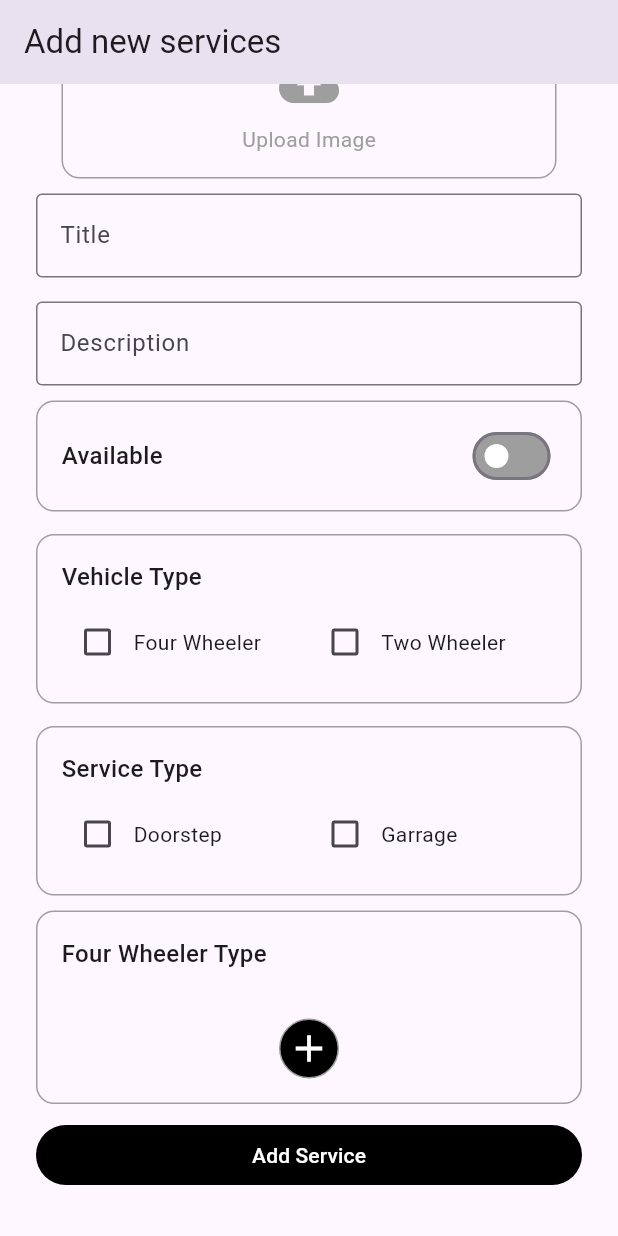
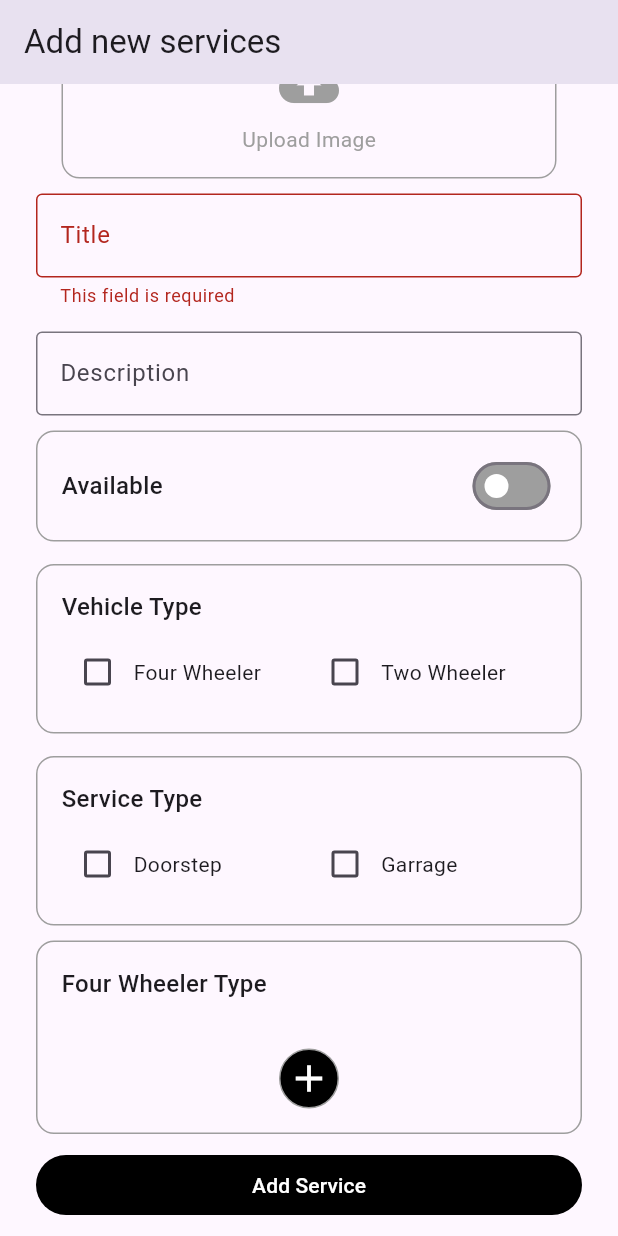
Before and after one commit to DVLPR-DARSHANKALE/formvalidation, a Flutter app: the screen it shows after launch, scrolled down 57 dp, after a tap on "Add Service", on a phone screen of 412 x 824 dp. Run offline on Flutter 3.47's test engine with Material 3 defaults, Android fonts, the phone set to English and light mode, and no system bars; our stand-ins replace bloc, equatable, flutter_bloc, image_picker, logger.

Commit message:
final code

```diff
--- a/lib/core/const/controller.dart
+++ b/lib/core/const/controller.dart
@@ -2,14 +2,13 @@ import 'package:flutter/material.dart';
 
 class CarTypeFormData {
   String? selectedCarType;
-  TextEditingController vehiclefield = TextEditingController();
+
   TextEditingController garagePriceField = TextEditingController();
   TextEditingController garageDurationField = TextEditingController();
   TextEditingController doorstepPriceField = TextEditingController();
   TextEditingController doorstepDurationField = TextEditingController();
 
   dispose() {
-    vehiclefield.dispose();
     garageDurationField.dispose();
     garagePriceField.dispose();
     doorstepPriceField.dispose();
--- a/lib/features/addServices/bloc/addServices_event.dart
+++ b/lib/features/addServices/bloc/addServices_event.dart
@@ -37,11 +37,50 @@ class ServiceTypeEvent extends AddServicesEvent {
   List<Object> get props => [value, _dateTime];
 }
 
-class CarTypeSelectedEvent extends AddServicesEvent {
-  final String selectedType;
-  const CarTypeSelectedEvent(this.selectedType);
+class PriceAndDuractionEvent extends AddServicesEvent {}
+
+class UpdateCarTypeItemEvent extends AddServicesEvent {
+  final int index;
+  final String? selectedCarType;
+  final String? garagePrice;
+  final String? garageDuration;
+  final String? doorstepPrice;
+  final String? doorstepDuration;
+
+  const UpdateCarTypeItemEvent({
+    required this.index,
+    this.selectedCarType,
+    this.garagePrice,
+    this.garageDuration,
+    this.doorstepPrice,
+    this.doorstepDuration,
+  });
+
   @override
-  List<Object> get props => [selectedType];
+  List<Object> get props => [
+    index,
+    selectedCarType ?? '',
+    garagePrice ?? '',
+    garageDuration ?? '',
+    doorstepPrice ?? '',
+    doorstepDuration ?? '',
+  ];
 }
 
-class PriceAndDuractionEvent extends AddServicesEvent {}
+class DeleteCarTypeItemEvent extends AddServicesEvent {
+  final int index;
+  const DeleteCarTypeItemEvent({required this.index});
+
+  @override
+  List<Object> get props => [index];
+}
+
+class SubmitAddServiceEvent extends AddServicesEvent {
+  final String title;
+  final String description;
+
+  const SubmitAddServiceEvent({required this.title, required this.description});
+
+  @override
+  List<Object> get props => [title, description];
+}
--- a/lib/features/addServices/bloc/addServices_state.dart
+++ b/lib/features/addServices/bloc/addServices_state.dart
@@ -51,16 +51,6 @@ class ServiceTypeState extends AddServicesState {
   List<Object> get props => [_dateTime];
 }
 
-class CarTypeState extends AddServicesState {
-  final String selectedType;
-
-  const CarTypeState({required this.selectedType});
-
-  @override
-  //
-  List<Object> get props => [selectedType];
-}
-
 class PriceAndDuractionState extends AddServicesState {
   final DateTime _dateTime = DateTime.now();
 
@@ -68,3 +58,18 @@ class PriceAndDuractionState extends AddServicesState {
   // TODO: implement props
   List<Object> get props => [_dateTime];
 }
+
+class SubmitAddServiceStates extends AddServicesState {}
+
+class SubmitAddServiceLoadingState extends SubmitAddServiceStates {}
+
+class SubmitAddServiceSuccessState extends SubmitAddServiceStates {}
+
+class SubmitAddServiceErrorState extends SubmitAddServiceStates {
+  final String error;
+
+  SubmitAddServiceErrorState({required this.error});
+
+  @override
+  List<Object> get props => [error];
+}
--- a/lib/features/addServices/pages/addServices_screen.dart
+++ b/lib/features/addServices/pages/addServices_screen.dart
@@ -1,10 +1,10 @@
 import 'package:flutter/material.dart';
 import 'package:flutter_bloc/flutter_bloc.dart';
-import 'package:formvalidation/core/const/controller.dart';
 import 'package:formvalidation/features/addServices/bloc/addServices_bloc.dart';
 
 class AddServicesScreen extends StatelessWidget {
   AddServicesScreen({super.key});
+
   final List<String> carTypes = [
     "Hatchback",
     "Sedan",
@@ -20,15 +20,15 @@ class AddServicesScreen extends StatelessWidget {
     "Electric Car",
     "Hybrid Car",
   ];
-  CarTypeFormData carfromcart = CarTypeFormData();
 
   @override
   Widget build(BuildContext context) {
     TextEditingController titleField = TextEditingController();
     TextEditingController descField = TextEditingController();
-    final GlobalKey<FormState> _formkey = GlobalKey();
+    final GlobalKey<FormState> formkey = GlobalKey();
 
     final bloc = context.read<AddServicesBloc>();
+
     return Scaffold(
       appBar: AppBar(title: Text("Add new services")),
       body: Container(
@@ -38,6 +38,8 @@ class AddServicesScreen extends StatelessWidget {
           child: Column(
             children: [
               SizedBox(height: 20),
+
+              // Image Picker section
               BlocBuilder<AddServicesBloc, AddServicesState>(
                 builder: (context, state) {
                   if (state is PickImageEventLoadingState) {
@@ -72,7 +74,6 @@ class AddServicesScreen extends StatelessWidget {
                           Positioned(
                             top: -10,
                             left: -3,
-
                             child: FilledButton.icon(
                               style: ButtonStyle(
                                 backgroundColor: WidgetStatePropertyAll(
@@ -122,17 +123,18 @@ class AddServicesScreen extends StatelessWidget {
               ),
 
               SizedBox(height: 10),
+
+              // Form Title & Description
               Form(
-                key: _formkey,
+                key: formkey,
                 child: Column(
                   crossAxisAlignment: CrossAxisAlignment.start,
                   children: [
                     TextFormField(
                       validator: (value) {
-                        if (value == null || value == "".trim()) {
+                        if (value == null || value.trim().isEmpty) {
                           return "This field is required";
                         }
-
                         return null;
                       },
                       controller: titleField,
@@ -154,7 +156,10 @@ class AddServicesScreen extends StatelessWidget {
                   ],
                 ),
               ),
+
               SizedBox(height: 10),
+
+              // Available Switch
               Container(
                 padding: const EdgeInsets.symmetric(
                   horizontal: 16,
@@ -175,6 +180,8 @@ class AddServicesScreen extends StatelessWidget {
                       ),
                     ),
                     BlocBuilder<AddServicesBloc, AddServicesState>(
+                      buildWhen: (previous, current) =>
+                          current is ToggleSwitchState,
                       builder: (context, state) {
                         bool switchValue = false;
                         if (state is ToggleSwitchState) {
@@ -198,7 +205,10 @@ class AddServicesScreen extends StatelessWidget {
                   ],
                 ),
               ),
+
               SizedBox(height: 15),
+
+              // Vehicle Type Checkboxes
               Container(
                 padding: const EdgeInsets.all(16),
                 decoration: BoxDecoration(
@@ -263,7 +273,10 @@ class AddServicesScreen extends StatelessWidget {
                   ],
                 ),
               ),
+
               SizedBox(height: 15),
+
+              // Service Type Checkboxes
               Container(
                 padding: const EdgeInsets.all(16),
                 decoration: BoxDecoration(
@@ -324,7 +337,10 @@ class AddServicesScreen extends StatelessWidget {
                   ],
                 ),
               ),
+
               SizedBox(height: 10),
+
+              // Four Wheeler Type List
               Container(
                 padding: const EdgeInsets.all(16),
                 decoration: BoxDecoration(
@@ -342,7 +358,6 @@ class AddServicesScreen extends StatelessWidget {
                       ),
                     ),
                     SizedBox(height: 12),
-
                     BlocBuilder<AddServicesBloc, AddServicesState>(
                       builder: (context, state) {
                         return ListView.builder(
@@ -350,7 +365,6 @@ class AddServicesScreen extends StatelessWidget {
                           padding: EdgeInsets.only(bottom: 10),
                           shrinkWrap: true,
                           itemCount: bloc.carFromDate.length,
-
                           itemBuilder: (context, index) =>
                               cartTypeform(bloc, index),
                         );
@@ -377,15 +391,25 @@ class AddServicesScreen extends StatelessWidget {
                   ],
                 ),
               ),
+
               SizedBox(height: 10),
+
               SizedBox(
                 width: double.infinity,
-
                 child: FilledButton(
                   style: ButtonStyle(
                     backgroundColor: WidgetStatePropertyAll(Colors.black),
                   ),
-                  onPressed: () {},
+                  onPressed: () {
+                    if (formkey.currentState!.validate()) {
+                      bloc.add(
+                        SubmitAddServiceEvent(
+                          title: titleField.text,
+                          description: descField.text,
+                        ),
+                      );
+                    }
+                  },
                   child: Text("Add Service"),
                 ),
               ),
@@ -398,11 +422,12 @@ class AddServicesScreen extends StatelessWidget {
     );
   }
 
-  cartTypeform(AddServicesBloc bloc, index) {
+  Widget cartTypeform(AddServicesBloc bloc, int index) {
+    final carData = bloc.carFromDate[index];
     return Container(
       margin: EdgeInsets.only(bottom: 15),
       padding: EdgeInsets.symmetric(horizontal: 10),
-      height: 260,
+      height: 280,
       width: double.infinity,
       decoration: BoxDecoration(
         borderRadius: BorderRadius.circular(12),
@@ -414,30 +439,37 @@ class AddServicesScreen extends StatelessWidget {
           Row(
             mainAxisAlignment: MainAxisAlignment.spaceBetween,
             children: [
-              Text("${index + 1}.Type"),
-              IconButton(onPressed: () {}, icon: Icon(Icons.delete)),
+              Text("${index + 1}. Type"),
+              IconButton(
+                onPressed: () {
+                  bloc.add(DeleteCarTypeItemEvent(index: index));
+                },
+                icon: Icon(Icons.delete),
+              ),
             ],
           ),
           DropdownButton<String>(
             hint: const Text("Select Car Type"),
-            value:
-                carfromcart.selectedCarType, // Set current selected value here
+            value: bloc.carFromDate[index].selectedCarType,
             items: carTypes
-                .map((e) => DropdownMenuItem<String>(value: e, child: Text(e)))
+                .map((e) => DropdownMenuItem(value: e, child: Text(e)))
                 .toList(),
             onChanged: (value) {
               if (value != null) {
-                carfromcart.selectedCarType = value;
+                bloc.add(
+                  UpdateCarTypeItemEvent(index: index, selectedCarType: value),
+                );
               }
             },
           ),
-
+          const SizedBox(height: 8),
           Text("at Garrage"),
           SizedBox(
             child: Row(
               children: [
                 Expanded(
                   child: TextFormField(
+                    controller: carData.garagePriceField,
                     decoration: InputDecoration(
                       hintText: "Price",
                       border: OutlineInputBorder(),
@@ -447,6 +479,7 @@ class AddServicesScreen extends StatelessWidget {
                 const SizedBox(width: 10),
                 Expanded(
                   child: TextFormField(
+                    controller: carData.garageDurationField,
                     decoration: InputDecoration(
                       hintText: "Duration",
                       border: OutlineInputBorder(),
@@ -456,18 +489,19 @@ class AddServicesScreen extends StatelessWidget {
               ],
             ),
           ),
-
           BlocBuilder<AddServicesBloc, AddServicesState>(
             builder: (context, state) {
               if (bloc.serviceType.contains("Doorstep")) {
                 return Column(
                   crossAxisAlignment: CrossAxisAlignment.start,
                   children: [
+                    SizedBox(height: 12),
                     Text("at Doorstep"),
                     Row(
                       children: [
                         Expanded(
                           child: TextFormField(
+                            controller: carData.doorstepPriceField,
                             decoration: InputDecoration(
                               hintText: "Price",
                               border: OutlineInputBorder(),
@@ -477,6 +511,7 @@ class AddServicesScreen extends StatelessWidget {
                         const SizedBox(width: 10),
                         Expanded(
                           child: TextFormField(
+                            controller: carData.doorstepDurationField,
                             decoration: InputDecoration(
                               hintText: "Duration",
                               border: OutlineInputBorder(),
--- a/pubspec.yaml
+++ b/pubspec.yaml
@@ -38,6 +38,7 @@ dependencies:
   flutter_bloc: ^9.1.1
   equatable: ^2.0.7
   image_picker: ^1.1.2
+  logger: ^2.6.1
 
 dev_dependencies:
   flutter_test:
```
Also changed, not shown: lib/features/addServices/bloc/addServices_bloc.dart (+99 -7 lines), lib/core/const/list.dart (deleted), pubspec.lock.
